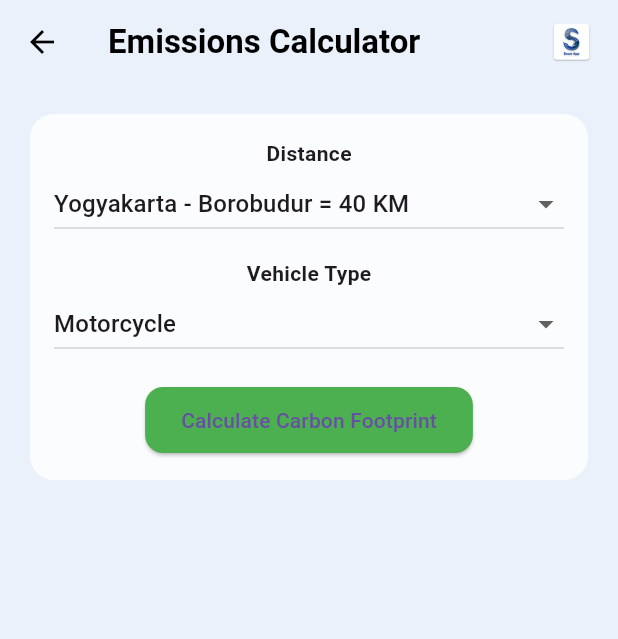
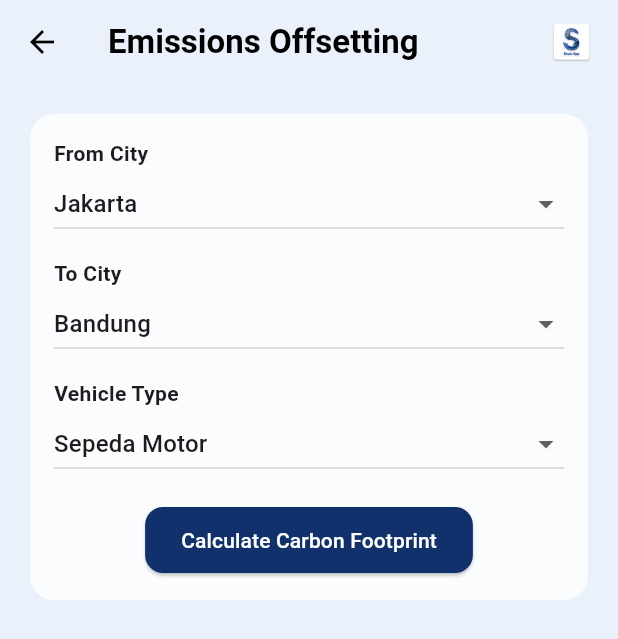
Before and after one commit to lithiaa/sewoapp, a Flutter app: the EmissionsCalculatorPage screen opened by its route, on a phone screen of 412 x 824 dp. Shown: the top 639 px of the screen. Run offline on Flutter 3.47's test engine with Material 3 defaults, Android fonts, the light colour scheme and no system bars; our stand-ins replace badges, bloc_concurrency, dio, equatable, flutter_bloc, google_fonts and 7 more; missing offline and left inert: colorize, flutter_carousel_slider; accounts and stored records are empty; network calls fail.

Commit message:
feat: Add emissions calculator functionality with city and vehicle data

```diff
--- /dev/null
+++ b/lib/emissions_calculator/constants/app_constants.dart
@@ -0,0 +1,48 @@
+import 'package:flutter/material.dart';
+
+/// Konstanta untuk UI dan teks aplikasi emissions calculator
+class EmissionsConstants {
+  // Colors
+  static const Color backgroundColor = Color(0xFFEAF1FB);
+  static const Color cardColor = Colors.white;
+  static const Color primaryGreen = Colors.green;
+  static const Color dangerRed = Colors.red;
+  static const Color textPrimary = Colors.black;
+
+  // Text Styles
+  static const TextStyle boldText = TextStyle(fontWeight: FontWeight.bold);
+  static const TextStyle titleText = TextStyle(fontWeight: FontWeight.bold, fontSize: 20);
+  static const TextStyle routeText = TextStyle(fontSize: 16, fontWeight: FontWeight.w500);
+  static const TextStyle italicText = TextStyle(fontStyle: FontStyle.italic);
+
+  // UI Constants
+  static const double defaultPadding = 20.0;
+  static const double cardPadding = 16.0;
+  static const double borderRadius = 16.0;
+  static const double buttonBorderRadius = 12.0;
+  static const double logoHeight = 30.0;
+  static const double iconSize = 50.0;
+  static const double cardOpacity = 0.8;
+  static const double resultCardOpacity = 0.9;
+  static const double donationCardOpacity = 0.95;
+
+  // Text Messages
+  static const String appTitle = 'Emissions Offsetting';
+  static const String fromCityLabel = 'From City';
+  static const String toCityLabel = 'To City';
+  static const String vehicleTypeLabel = 'Vehicle Type';
+  static const String calculateButtonText = 'Calculate Carbon Footprint';
+  static const String resultTitle = 'My Carbon Footprint Result';
+  static const String emissionsText = 'emissions created by my trip';
+  static const String donationQuestion = 'Want to offset these emissions by planting trees?';
+  static const String donateButtonText = "Yes, I'll donate Rp5.000 to plant 2 tree";
+  static const String declineButtonText = 'No thanks';
+  static const String thankYouMessage = 'Thanks for donating!';
+  static const String sameCityError = 'Pilih kota yang berbeda untuk asal dan tujuan!';
+  static const String routeNotAvailableError = 'Rute tidak tersedia!';
+  static const String motivationalQuote =
+      '"Every trip can be more meaningful. Calculate your carbon footprint and make a real contribution to the environment."';
+
+  // Assets
+  static const String logoAsset = 'assets/logo.png';
+}
--- /dev/null
+++ b/lib/emissions_calculator/data/cities_data.dart
@@ -0,0 +1,20 @@
+/// Data kota-kota populer di Indonesia
+class CitiesData {
+  static const List<String> cities = [
+    'Jakarta',
+    'Surabaya',
+    'Bandung',
+    'Medan',
+    'Semarang',
+    'Makassar',
+    'Palembang',
+    'Tangerang',
+    'Depok',
+    'Bekasi',
+    'Batam',
+    'Bogor',
+    'Yogyakarta',
+    'Malang',
+    'Denpasar'
+  ];
+}
--- /dev/null
+++ b/lib/emissions_calculator/data/city_distances_data.dart
@@ -0,0 +1,245 @@
+/// Data jarak antar kota di Indonesia (dalam kilometer)
+class CityDistancesData {
+  static const Map<String, Map<String, int>> cityDistances = {
+    'Jakarta': {
+      'Surabaya': 664,
+      'Bandung': 150,
+      'Medan': 1420,
+      'Semarang': 449,
+      'Makassar': 1148,
+      'Palembang': 548,
+      'Tangerang': 25,
+      'Depok': 32,
+      'Bekasi': 28,
+      'Batam': 880,
+      'Bogor': 54,
+      'Yogyakarta': 430,
+      'Malang': 692,
+      'Denpasar': 1024
+    },
+    'Surabaya': {
+      'Jakarta': 664,
+      'Bandung': 662,
+      'Medan': 2084,
+      'Semarang': 312,
+      'Makassar': 646,
+      'Palembang': 1056,
+      'Tangerang': 689,
+      'Depok': 696,
+      'Bekasi': 692,
+      'Batam': 1544,
+      'Bogor': 718,
+      'Yogyakarta': 325,
+      'Malang': 89,
+      'Denpasar': 360
+    },
+    'Bandung': {
+      'Jakarta': 150,
+      'Surabaya': 662,
+      'Medan': 1570,
+      'Semarang': 599,
+      'Makassar': 1298,
+      'Palembang': 698,
+      'Tangerang': 175,
+      'Depok': 182,
+      'Bekasi': 178,
+      'Batam': 1030,
+      'Bogor': 204,
+      'Yogyakarta': 365,
+      'Malang': 750,
+      'Denpasar': 1174
+    },
+    'Medan': {
+      'Jakarta': 1420,
+      'Surabaya': 2084,
+      'Bandung': 1570,
+      'Semarang': 1869,
+      'Makassar': 2568,
+      'Palembang': 872,
+      'Tangerang': 1445,
+      'Depok': 1452,
+      'Bekasi': 1448,
+      'Batam': 540,
+      'Bogor': 1474,
+      'Yogyakarta': 1850,
+      'Malang': 2172,
+      'Denpasar': 2444
+    },
+    'Semarang': {
+      'Jakarta': 449,
+      'Surabaya': 312,
+      'Bandung': 599,
+      'Medan': 1869,
+      'Makassar': 958,
+      'Palembang': 997,
+      'Tangerang': 474,
+      'Depok': 481,
+      'Bekasi': 477,
+      'Batam': 1329,
+      'Bogor': 503,
+      'Yogyakarta': 118,
+      'Malang': 401,
+      'Denpasar': 672
+    },
+    'Makassar': {
+      'Jakarta': 1148,
+      'Surabaya': 646,
+      'Bandung': 1298,
+      'Medan': 2568,
+      'Semarang': 958,
+      'Palembang': 1694,
+      'Tangerang': 1173,
+      'Depok': 1180,
+      'Bekasi': 1176,
+      'Batam': 2028,
+      'Bogor': 1202,
+      'Yogyakarta': 840,
+      'Malang': 735,
+      'Denpasar': 371
+    },
+    'Palembang': {
+      'Jakarta': 548,
+      'Surabaya': 1056,
+      'Bandung': 698,
+      'Medan': 872,
+      'Semarang': 997,
+      'Makassar': 1694,
+      'Tangerang': 573,
+      'Depok': 580,
+      'Bekasi': 576,
+      'Batam': 332,
+      'Bogor': 602,
+      'Yogyakarta': 879,
+      'Malang': 1144,
+      'Denpasar': 1516
+    },
+    'Tangerang': {
+      'Jakarta': 25,
+      'Surabaya': 689,
+      'Bandung': 175,
+      'Medan': 1445,
+      'Semarang': 474,
+      'Makassar': 1173,
+      'Palembang': 573,
+      'Depok': 57,
+      'Bekasi': 53,
+      'Batam': 905,
+      'Bogor': 79,
+      'Yogyakarta': 455,
+      'Malang': 717,
+      'Denpasar': 1049
+    },
+    'Depok': {
+      'Jakarta': 32,
+      'Surabaya': 696,
+      'Bandung': 182,
+      'Medan': 1452,
+      'Semarang': 481,
+      'Makassar': 1180,
+      'Palembang': 580,
+      'Tangerang': 57,
+      'Bekasi': 60,
+      'Batam': 912,
+      'Bogor': 86,
+      'Yogyakarta': 462,
+      'Malang': 724,
+      'Denpasar': 1056
+    },
+    'Bekasi': {
+      'Jakarta': 28,
+      'Surabaya': 692,
+      'Bandung': 178,
+      'Medan': 1448,
+      'Semarang': 477,
+      'Makassar': 1176,
+      'Palembang': 576,
+      'Tangerang': 53,
+      'Depok': 60,
+      'Batam': 908,
+      'Bogor': 82,
+      'Yogyakarta': 458,
+      'Malang': 720,
+      'Denpasar': 1052
+    },
+    'Batam': {
+      'Jakarta': 880,
+      'Surabaya': 1544,
+      'Bandung': 1030,
+      'Medan': 540,
+      'Semarang': 1329,
+      'Makassar': 2028,
+      'Palembang': 332,
+      'Tangerang': 905,
+      'Depok': 912,
+      'Bekasi': 908,
+      'Bogor': 934,
+      'Yogyakarta': 1311,
+      'Malang': 1632,
+      'Denpasar': 1904
+    },
+    'Bogor': {
+      'Jakarta': 54,
+      'Surabaya': 718,
+      'Bandung': 204,
+      'Medan': 1474,
+      'Semarang': 503,
+      'Makassar': 1202,
+      'Palembang': 602,
+      'Tangerang': 79,
+      'Depok': 86,
+      'Bekasi': 82,
+      'Batam': 934,
+      'Yogyakarta': 484,
+      'Malang': 746,
+      'Denpasar': 1078
+    },
+    'Yogyakarta': {
+      'Jakarta': 430,
+      'Surabaya': 325,
+      'Bandung': 365,
+      'Medan': 1850,
+      'Semarang': 118,
+      'Makassar': 840,
+      'Palembang': 879,
+      'Tangerang': 455,
+      'Depok': 462,
+      'Bekasi': 458,
+      'Batam': 1311,
+      'Bogor': 484,
+      'Malang': 283,
+      'Denpasar': 554
+    },
+    'Malang': {
+      'Jakarta': 692,
+      'Surabaya': 89,
+      'Bandung': 750,
+      'Medan': 2172,
+      'Semarang': 401,
+      'Makassar': 735,
+      'Palembang': 1144,
+      'Tangerang': 717,
+      'Depok': 724,
+      'Bekasi': 720,
+      'Batam': 1632,
+      'Bogor': 746,
+      'Yogyakarta': 283,
+      'Denpasar': 449
+    },
+    'Denpasar': {
+      'Jakarta': 1024,
+      'Surabaya': 360,
+      'Bandung': 1174,
+      'Medan': 2444,
+      'Semarang': 672,
+      'Makassar': 371,
+      'Palembang': 1516,
+      'Tangerang': 1049,
+      'Depok': 1056,
+      'Bekasi': 1052,
+      'Batam': 1904,
+      'Bogor': 1078,
+      'Yogyakarta': 554,
+      'Malang': 449
+    }
+  };
+}
--- /dev/null
+++ b/lib/emissions_calculator/data/emission_factors_data.dart
@@ -0,0 +1,20 @@
+/// Data faktor emisi untuk berbagai jenis kendaraan
+/// Satuan: kg CO₂ per kilometer
+class EmissionFactorsData {
+  static const Map<String, double> emissionFactors = {
+    'Motorcycle': 0.092,  // Motor
+    'Car': 0.192,         // Mobil
+    'Electric': 0.04,     // Kendaraan listrik
+  };
+
+  /// Mendapatkan deskripsi untuk setiap jenis kendaraan
+  static const Map<String, String> vehicleDescriptions = {
+    'Motorcycle': 'Sepeda Motor',
+    'Car': 'Mobil Bensin/Diesel',
+    'Electric': 'Kendaraan Listrik',
+  };
+
+  /// Faktor konversi untuk menghitung jumlah pohon yang dibutuhkan
+  /// 1 pohon dapat menyerap sekitar 1.8 kg CO₂ per tahun
+  static const double treeAbsorptionFactor = 1.8;
+}
--- a/lib/emissions_calculator/emissions_calculator.dart
+++ b/lib/emissions_calculator/emissions_calculator.dart
@@ -1,4 +1,8 @@
 import 'package:flutter/material.dart';
+import 'data/cities_data.dart';
+import 'data/emission_factors_data.dart';
+import 'utils/emission_calculator.dart';
+import 'constants/app_constants.dart';
 
 class EmissionsCalculatorPage extends StatefulWidget {
   static const routeName = '/emissions';
@@ -10,49 +14,56 @@ class EmissionsCalculatorPage extends StatefulWidget {
 }
 
 class _EmissionsCalculatorPageState extends State<EmissionsCalculatorPage> {
-  String selectedRoute = 'Yogyakarta - Borobudur';
+  String selectedFromCity = 'Jakarta';
+  String selectedToCity = 'Bandung';
   String selectedVehicle = 'Motorcycle';
 
   double? emissionResult;
 
-  final Map<String, int> distances = {
-    'Yogyakarta - Borobudur': 40,
-    'Jakarta - Bandung': 150,
-    'Denpasar - Ubud': 25,
-  };
+  void calculateEmission() {
+    if (selectedFromCity == selectedToCity) {
+      ScaffoldMessenger.of(context).showSnackBar(
+        SnackBar(content: Text(EmissionsConstants.sameCityError)),
+      );
+      return;
+    }
 
-  final Map<String, double> emissionFactors = {
-    'Motorcycle': 0.092,
-    'Car': 0.192,
-    'Electric': 0.04,
-  };
+    double? emission = EmissionCalculator.calculateEmission(
+      fromCity: selectedFromCity,
+      toCity: selectedToCity,
+      vehicleType: selectedVehicle,
+    );
 
-  void calculateEmission() {
-    int distance = distances[selectedRoute]!;
-    double factor = emissionFactors[selectedVehicle]!;
+    if (emission == null) {
+      ScaffoldMessenger.of(context).showSnackBar(
+        SnackBar(content: Text(EmissionsConstants.routeNotAvailableError)),
+      );
+      return;
+    }
+
     setState(() {
-      emissionResult = (distance * factor);
+      emissionResult = emission;
     });
   }
 
   @override
   Widget build(BuildContext context) {
     return Scaffold(
-      backgroundColor: Color(0xFFEAF1FB),
+      backgroundColor: EmissionsConstants.backgroundColor,
       appBar: AppBar(
         backgroundColor: Colors.transparent,
         elevation: 0,
-        foregroundColor: Colors.black,
-        title: Text('Emissions Calculator', style: TextStyle(fontWeight: FontWeight.bold)),
+        foregroundColor: EmissionsConstants.textPrimary,
+        title: Text(EmissionsConstants.appTitle, style: EmissionsConstants.boldText),
         actions: [
           Padding(
             padding: const EdgeInsets.only(right: 16),
-            child: Image.asset('assets/logo.png', height: 30),
+            child: Image.asset(EmissionsConstants.logoAsset, height: EmissionsConstants.logoHeight),
           ),
         ],
       ),
       body: SingleChildScrollView(
-        padding: const EdgeInsets.all(20),
+        padding: const EdgeInsets.all(EmissionsConstants.defaultPadding),
         child: Column(
           children: [
             // Input Card
@@ -64,27 +75,49 @@ class _EmissionsCalculatorPageState extends State<EmissionsCalculatorPage> {
               ),
               child: Column(
                 children: [
-                  Text("Distance", style: TextStyle(fontWeight: FontWeight.bold)),
+                  Align(
+                    alignment: Alignment.centerLeft,
+                    child: Text("From City", style: TextStyle(fontWeight: FontWeight.bold)),
+                  ),
                   DropdownButton<String>(
-                    value: selectedRoute,
+                    value: selectedFromCity,
                     isExpanded: true,
-                    items: distances.keys.map((String value) {
+                    items: CitiesData.cities.map((String city) {
                       return DropdownMenuItem<String>(
-                        value: value,
-                        child: Text("$value = ${distances[value]} KM"),
+                        value: city,
+                        child: Text(city),
                       );
                     }).toList(),
-                    onChanged: (val) => setState(() => selectedRoute = val!),
+                    onChanged: (val) => setState(() => selectedFromCity = val!),
                   ),
                   SizedBox(height: 12),
-                  Text("Vehicle Type", style: TextStyle(fontWeight: FontWeight.bold)),
+                  Align(
+                    alignment: Alignment.centerLeft,
+                    child: Text("To City", style: TextStyle(fontWeight: FontWeight.bold)),
+                  ),
+                  DropdownButton<String>(
+                    value: selectedToCity,
+                    isExpanded: true,
+                    items: CitiesData.cities.map((String city) {
+                      return DropdownMenuItem<String>(
+                        value: city,
+                        child: Text(city),
+                      );
+                    }).toList(),
+                    onChanged: (val) => setState(() => selectedToCity = val!),
+                  ),
+                  SizedBox(height: 12),
+                  Align(
+                    alignment: Alignment.centerLeft,
+                    child: Text("Vehicle Type", style: TextStyle(fontWeight: FontWeight.bold)),
+                  ),
                   DropdownButton<String>(
                     value: selectedVehicle,
                     isExpanded: true,
-                    items: emissionFactors.keys.map((String value) {
+                    items: EmissionFactorsData.emissionFactors.keys.map((String value) {
                       return DropdownMenuItem<String>(
                         value: value,
-                        child: Text(value),
+                        child: Text(EmissionCalculator.getVehicleDescription(value)),
                       );
                     }).toList(),
                     onChanged: (val) => setState(() => selectedVehicle = val!),
@@ -93,7 +126,8 @@ class _EmissionsCalculatorPageState extends State<EmissionsCalculatorPage> {
                   ElevatedButton(
                     onPressed: calculateEmission,
                     style: ElevatedButton.styleFrom(
-                      backgroundColor: Colors.green,
+                      backgroundColor: Color(0xFF11316C),
+                      foregroundColor: Colors.white,
                       padding: EdgeInsets.symmetric(horizontal: 24, vertical: 12),
                       shape: RoundedRectangleBorder(borderRadius: BorderRadius.circular(12)),
                     ),
@@ -115,6 +149,11 @@ class _EmissionsCalculatorPageState extends State<EmissionsCalculatorPage> {
                 child: Column(
                   children: [
                     Text("My Carbon Footprint Result", style: TextStyle(fontWeight: FontWeight.bold)),
+                    SizedBox(height: 8),
+                    Text("Route: $selectedFromCity → $selectedToCity",
+                        style: TextStyle(fontSize: 16, fontWeight: FontWeight.w500)),
+                    Text("Distance: ${EmissionCalculator.getDistance(selectedFromCity, selectedToCity)} km",
+                        style: TextStyle(fontSize: 14, color: Colors.grey[600])),
                     SizedBox(height: 16),
                     Icon(Icons.cloud, size: 50, color: Colors.grey),
                     SizedBox(height: 10),
@@ -123,7 +162,7 @@ class _EmissionsCalculatorPageState extends State<EmissionsCalculatorPage> {
                     SizedBox(height: 8),
                     Text("emissions created by my trip"),
                     SizedBox(height: 8),
-                    Text("Offsetting this equals to planting ${(emissionResult! / 1.8).ceil()} tree(s)."),
+                    Text("Offsetting this equals to planting ${EmissionCalculator.calculateTreesNeeded(emissionResult!)} tree(s)."),
                   ],
                 ),
               ),
@@ -148,20 +187,13 @@ class _EmissionsCalculatorPageState extends State<EmissionsCalculatorPage> {
                         ScaffoldMessenger.of(context).showSnackBar(SnackBar(content: Text("Thanks for donating!")));
                       },
                       icon: Icon(Icons.eco),
-                      label: Text("Yes, I’ll donate Rp5.000 to plant 2 tree"),
+                      label: Text("Offset My Carbon Footprint"),
                       style: ElevatedButton.styleFrom(
-                        backgroundColor: Colors.green,
-                        padding: EdgeInsets.symmetric(horizontal: 16, vertical: 12),
+                        backgroundColor: Color(0xFF11316C),
+                        foregroundColor: Colors.white,
+                        padding: EdgeInsets.symmetric(horizontal: 20, vertical: 12),
+                        shape: RoundedRectangleBorder(borderRadius: BorderRadius.circular(12)),
                       ),
-                    ),
-                    SizedBox(height: 10),
-                    ElevatedButton(
-                      onPressed: () {},
-                      style: ElevatedButton.styleFrom(
-                        backgroundColor: Colors.red,
-                        padding: EdgeInsets.symmetric(horizontal: 32, vertical: 12),
-                      ),
-                      child: Text("No thanks"),
                     ),
                   ],
                 ),
--- /dev/null
+++ b/lib/emissions_calculator/utils/emission_calculator.dart
@@ -0,0 +1,47 @@
+import '../data/city_distances_data.dart';
+import '../data/emission_factors_data.dart';
+
+/// Utility class untuk kalkulasi emisi karbon
+class EmissionCalculator {
+  /// Menghitung emisi karbon berdasarkan jarak dan jenis kendaraan
+  static double? calculateEmission({
+    required String fromCity,
+    required String toCity,
+    required String vehicleType,
+  }) {
+    // Cek apakah kota asal dan tujuan sama
+    if (fromCity == toCity) {
+      return null;
+    }
+
+    // Dapatkan jarak antar kota
+    int? distance = CityDistancesData.cityDistances[fromCity]?[toCity];
+    if (distance == null) {
+      return null;
+    }
+
+    // Dapatkan faktor emisi
+    double? emissionFactor = EmissionFactorsData.emissionFactors[vehicleType];
+    if (emissionFactor == null) {
+      return null;
+    }
+
+    // Hitung emisi
+    return distance * emissionFactor;
+  }
+
+  /// Menghitung jumlah pohon yang dibutuhkan untuk offset emisi
+  static int calculateTreesNeeded(double emission) {
+    return (emission / EmissionFactorsData.treeAbsorptionFactor).ceil();
+  }
+
+  /// Mendapatkan jarak antar dua kota
+  static int? getDistance(String fromCity, String toCity) {
+    return CityDistancesData.cityDistances[fromCity]?[toCity];
+  }
+
+  /// Mendapatkan deskripsi kendaraan
+  static String getVehicleDescription(String vehicleType) {
+    return EmissionFactorsData.vehicleDescriptions[vehicleType] ?? vehicleType;
+  }
+}
```
